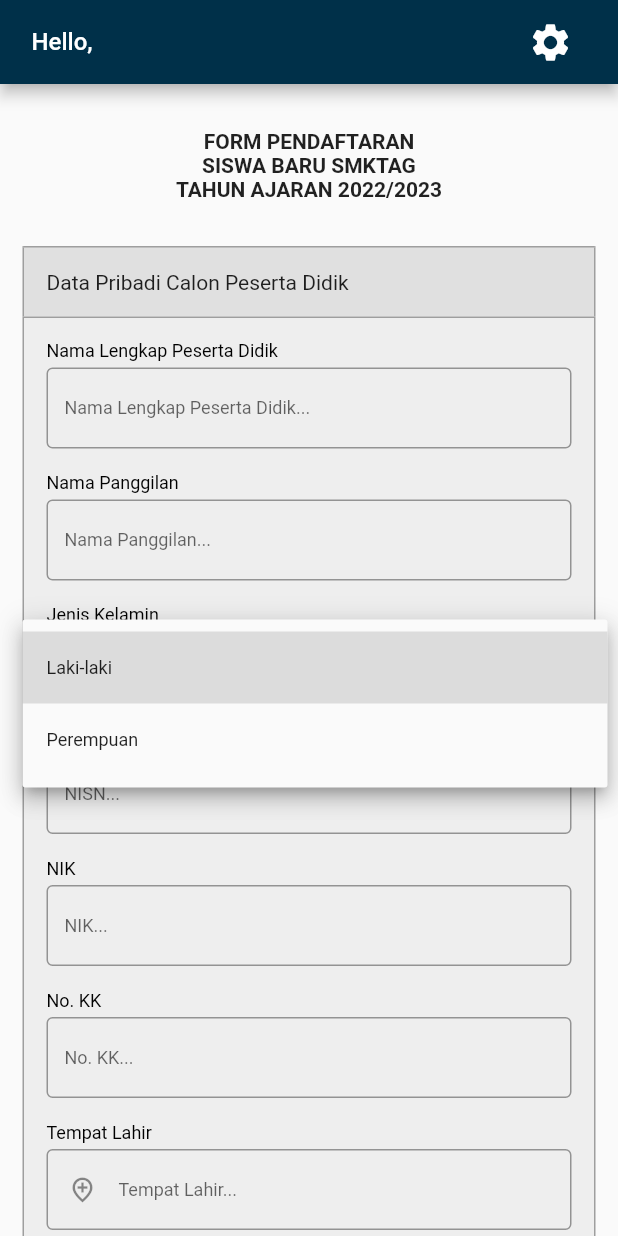
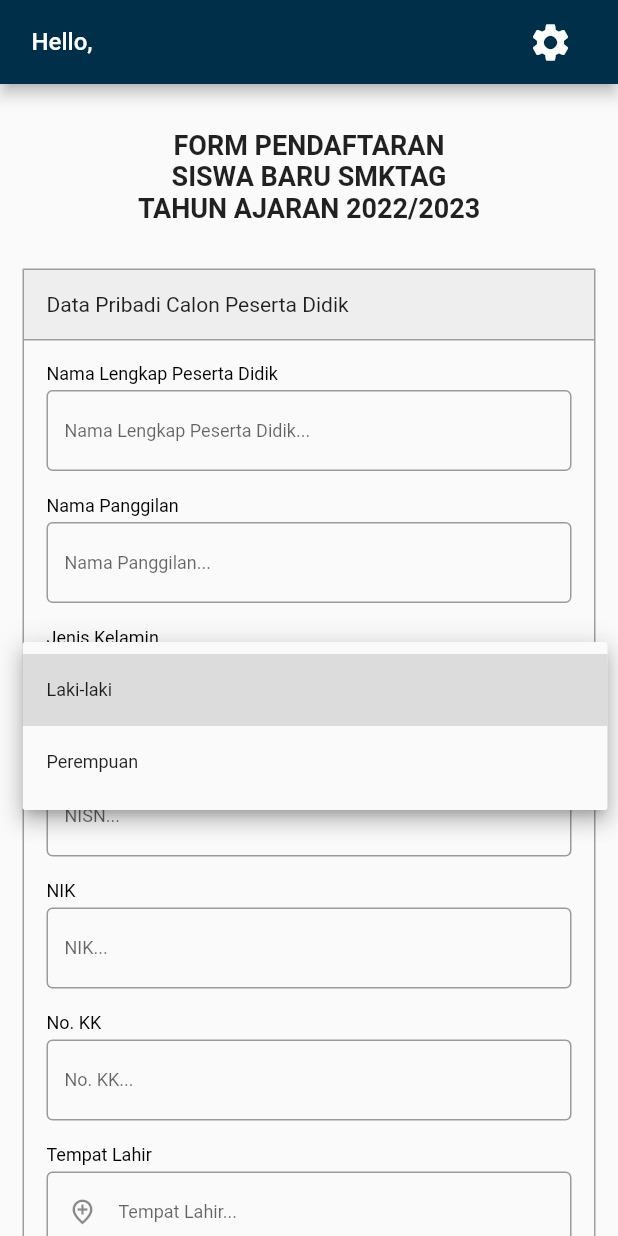
Before and after one commit to FrinsenFarrelino/student_regist_app_flutter, a Flutter app: the screen it shows once a user with an empty profile is signed in, after a tap on "Jenis Kelamin...", on a phone screen of 412 x 824 dp. Run offline on Flutter 3.47's test engine with Material 2 defaults, Android fonts, the light colour scheme and no system bars; our stand-ins replace cloud_firestore, email_validator, firebase_auth, firebase_core, firebase_storage, google_sign_in and 1 more; accounts and stored records are empty.

Commit message:
edit form overflow and color

```diff
--- a/lib/components/sosialMediaTextField.dart
+++ b/lib/components/sosialMediaTextField.dart
@@ -4,33 +4,35 @@
   final String? title;
   final TextEditingController controller;
 
-  MySocialMediaField({required this.title, required this.controller});
+  const MySocialMediaField({
+    super.key,
+    required this.title,
+    required this.controller,
+  });
 
   @override
   Widget build(BuildContext context) {
-    return Container(
-      height: 84,
+    return SizedBox(
+      height: 85,
       child: Column(
         crossAxisAlignment: CrossAxisAlignment.start,
         children: [
+          Text(
+            '$title',
+            style: const TextStyle(fontSize: 12),
+          ),
           Container(
-            child: Text(
-              '$title',
-              style: TextStyle(fontSize: 12),
-            ),
+            height: 3,
           ),
           SizedBox(
-            height: 3,
-          ),
-          Container(
             height: 50,
-            width: 200,
+            width: 350,
             child: TextFormField(
               controller: controller,
               decoration: InputDecoration(
-                border: OutlineInputBorder(),
+                border: const OutlineInputBorder(),
                 hintText: '$title',
-                hintStyle: TextStyle(fontSize: 12),
+                hintStyle: const TextStyle(fontSize: 12),
               ),
             ),
           )
--- a/lib/components/textfield.dart
+++ b/lib/components/textfield.dart
@@ -4,38 +4,37 @@
   final String title;
   final TextEditingController fieldController;
 
-  MyTextFormField({
+  const MyTextFormField({
+    super.key,
     required this.title,
     required this.fieldController,
   });
 
   @override
   Widget build(BuildContext context) {
-      return Container(
-        child: Column(
+    return Column(
       crossAxisAlignment: CrossAxisAlignment.start,
       children: [
         Container(
-              margin: EdgeInsets.only(bottom: 4),
+          margin: const EdgeInsets.only(bottom: 4),
           child: Text(
-                '$title',
-                style: TextStyle(fontSize: 12, color: Colors.black),
+            title,
+            style: const TextStyle(fontSize: 12, color: Colors.black),
           ),
         ),
-            Container(
+        SizedBox(
           height: 70,
           child: TextFormField(
             controller: fieldController,
-                style: TextStyle(fontSize: 12),
+            style: const TextStyle(fontSize: 12),
             decoration: InputDecoration(
-                  border: OutlineInputBorder(),
+              border: const OutlineInputBorder(),
               hintText: '$title...',
-                  hintStyle: TextStyle(fontSize: 12),
+              hintStyle: const TextStyle(fontSize: 12),
             ),
           ),
         )
       ],
-        ),
     );
   }
 }
--- a/lib/page/dashboard.dart
+++ b/lib/page/dashboard.dart
@@ -81,7 +81,7 @@
       appBar: AppBar(
         backgroundColor: MyColor.darkBlue,
         title: Padding(
-          padding: EdgeInsets.all(5),
+          padding: const EdgeInsets.all(5),
           child: Row(
             mainAxisAlignment: MainAxisAlignment.spaceBetween,
             children: [
@@ -126,17 +126,17 @@
                         Text(
                           'FORM PENDAFTARAN',
                           style: TextStyle(
-                              fontSize: 14, fontWeight: FontWeight.bold),
+                              fontSize: 18, fontWeight: FontWeight.bold),
                         ),
                         Text(
                           'SISWA BARU SMKTAG',
                           style: TextStyle(
-                              fontSize: 14, fontWeight: FontWeight.bold),
+                              fontSize: 18, fontWeight: FontWeight.bold),
                         ),
                         Text(
                           'TAHUN AJARAN 2022/2023',
                           style: TextStyle(
-                              fontSize: 14, fontWeight: FontWeight.bold),
+                              fontSize: 18, fontWeight: FontWeight.bold),
                         ),
                       ],
                     ),
@@ -154,7 +154,7 @@
                           left: BorderSide(color: Colors.grey),
                           right: BorderSide(color: Colors.grey),
                         ),
-                        color: Colors.grey.shade300,
+                        color: Colors.grey.shade200,
                       ),
                       width: double.infinity,
                       padding: const EdgeInsets.all(15),
@@ -163,7 +163,7 @@
                     Container(
                       decoration: BoxDecoration(
                         border: Border.all(color: Colors.grey),
-                        color: Colors.grey.shade200,
+                        // color: Colors.grey.shade200,
                       ),
                       padding: const EdgeInsets.all(15),
                       child: Column(
@@ -273,7 +273,9 @@
                                 child: const Text(
                                   'Tanggal Lahir',
                                   style: TextStyle(
-                                      fontSize: 12, color: Colors.black),
+                                    fontSize: 12,
+                                    color: Colors.black,
+                                  ),
                                 ),
                               ),
                               SizedBox(
@@ -505,7 +507,7 @@
                               SizedBox(
                                 height: 48,
                                 child: DropdownButtonFormField(
-                                  items: ['Proinsi tinggal'].map((items) {
+                                  items: ['Provinsi tinggal'].map((items) {
                                     return DropdownMenuItem(
                                       value: items.toString(),
                                       child: Text(
@@ -526,7 +528,7 @@
                                   },
                                   decoration: const InputDecoration(
                                     border: OutlineInputBorder(),
-                                    hintText: 'Propinsi Tinggal...',
+                                    hintText: 'Provinsi Tinggal...',
                                     hintStyle: TextStyle(fontSize: 12),
                                   ),
                                 ),
@@ -754,8 +756,8 @@
                                           height: 3,
                                         ),
                                         SizedBox(
-                                          height: 63,
-                                          width: 210,
+                                          height: 50,
+                                          width: 150,
                                           child: TextFormField(
                                             controller: _anakKeController,
                                             decoration: const InputDecoration(
@@ -783,7 +785,7 @@
                                         ),
                                         SizedBox(
                                           height: 50,
-                                          width: 210,
+                                          width: 150,
                                           child: DropdownButtonFormField(
                                             items: [
                                               'Tidak',
@@ -793,8 +795,9 @@
                                                 value: items.toString(),
                                                 child: Text(
                                                   items.toString(),
-                                                  style:
-                                                      TextStyle(fontSize: 12),
+                                                  style: const TextStyle(
+                                                    fontSize: 12,
+                                                  ),
                                                 ),
                                               );
                                             }).toList(),
@@ -807,8 +810,9 @@
                                             decoration: const InputDecoration(
                                               border: OutlineInputBorder(),
                                               hintText: 'Tidak',
-                                              hintStyle:
-                                                  TextStyle(fontSize: 12),
+                                              hintStyle: TextStyle(
+                                                fontSize: 12,
+                                              ),
                                             ),
                                           ),
                                         )
@@ -842,7 +846,7 @@
                                         ),
                                         SizedBox(
                                           height: 50,
-                                          width: 210,
+                                          width: 150,
                                           child: DropdownButtonFormField(
                                             items: [
                                               'Tidak',
@@ -893,7 +897,7 @@
                                         ),
                                         SizedBox(
                                           height: 50,
-                                          width: 210,
+                                          width: 150,
                                           child: DropdownButtonFormField(
                                             items: [
                                               'Tidak',
@@ -1060,7 +1064,7 @@
                           left: BorderSide(color: Colors.grey),
                           right: BorderSide(color: Colors.grey),
                         ),
-                        color: Colors.grey.shade300,
+                        color: Colors.grey.shade200,
                       ),
                       width: double.infinity,
                       padding: const EdgeInsets.all(15),
@@ -1069,7 +1073,7 @@
                     Container(
                       decoration: BoxDecoration(
                         border: Border.all(color: Colors.grey),
-                        color: Colors.grey.shade200,
+                        // color: Colors.grey.shade200,
                       ),
                       padding: const EdgeInsets.all(15),
                       child: Column(
@@ -1117,7 +1121,7 @@
                           left: BorderSide(color: Colors.grey),
                           right: BorderSide(color: Colors.grey),
                         ),
-                        color: Colors.grey.shade300,
+                        color: Colors.grey.shade200,
                       ),
                       width: double.infinity,
                       padding: const EdgeInsets.all(15),
@@ -1126,13 +1130,10 @@
                     Container(
                       decoration: BoxDecoration(
                         border: Border.all(color: Colors.grey),
-                        color: Colors.grey.shade200,
+                        // color: Colors.grey.shade200,
                       ),
                       padding: const EdgeInsets.all(15),
                       child: Column(
-                        children: [
-                          Row(
-                            mainAxisAlignment: MainAxisAlignment.spaceBetween,
                         children: [
                           MySocialMediaField(
                               title: 'Telp. / HP 1',
@@ -1140,29 +1141,16 @@
                           MySocialMediaField(
                               title: 'Telp. / HP 2',
                               controller: _noHP2Controller),
-                            ],
-                          ),
-                          Row(
-                            mainAxisAlignment: MainAxisAlignment.spaceBetween,
-                            children: [
                           MySocialMediaField(
                               title: 'Email', controller: _emailController),
                           MySocialMediaField(
                               title: 'Facebook',
                               controller: _facebookController),
-                            ],
-                          ),
-                          Row(
-                            mainAxisAlignment: MainAxisAlignment.spaceBetween,
-                            children: [
                           MySocialMediaField(
                               title: 'Instagram',
                               controller: _instagramController),
                           MySocialMediaField(
-                                  title: 'Tweeter',
-                                  controller: _tweeterController),
-                            ],
-                          ),
+                              title: 'Twitter', controller: _tweeterController),
                         ],
                       ),
                     )
@@ -1180,7 +1168,7 @@
                           left: BorderSide(color: Colors.grey),
                           right: BorderSide(color: Colors.grey),
                         ),
-                        color: Colors.grey.shade300,
+                        color: Colors.grey.shade200,
                       ),
                       width: double.infinity,
                       padding: const EdgeInsets.all(15),
@@ -1189,7 +1177,7 @@
                     Container(
                       decoration: BoxDecoration(
                         border: Border.all(color: Colors.grey),
-                        color: Colors.grey.shade200,
+                        // color: Colors.grey.shade200,
                       ),
                       padding: const EdgeInsets.all(15),
                       child: Column(
@@ -1217,8 +1205,7 @@
                                       )
                                     ],
                                   ),
-                                  Container(
-                                    child: Row(
+                                  Row(
                                     children: [
                                       Radio(
                                         value: 'Perhotelan',
@@ -1234,7 +1221,6 @@
                                         style: TextStyle(fontSize: 12),
                                       )
                                     ],
-                                    ),
                                   ),
                                   Row(
                                     children: [
```
Also changed, not shown: lib/page/test.dart (deleted, +0 -90 lines). Lines whose indentation alone changed are shown as unchanged.
